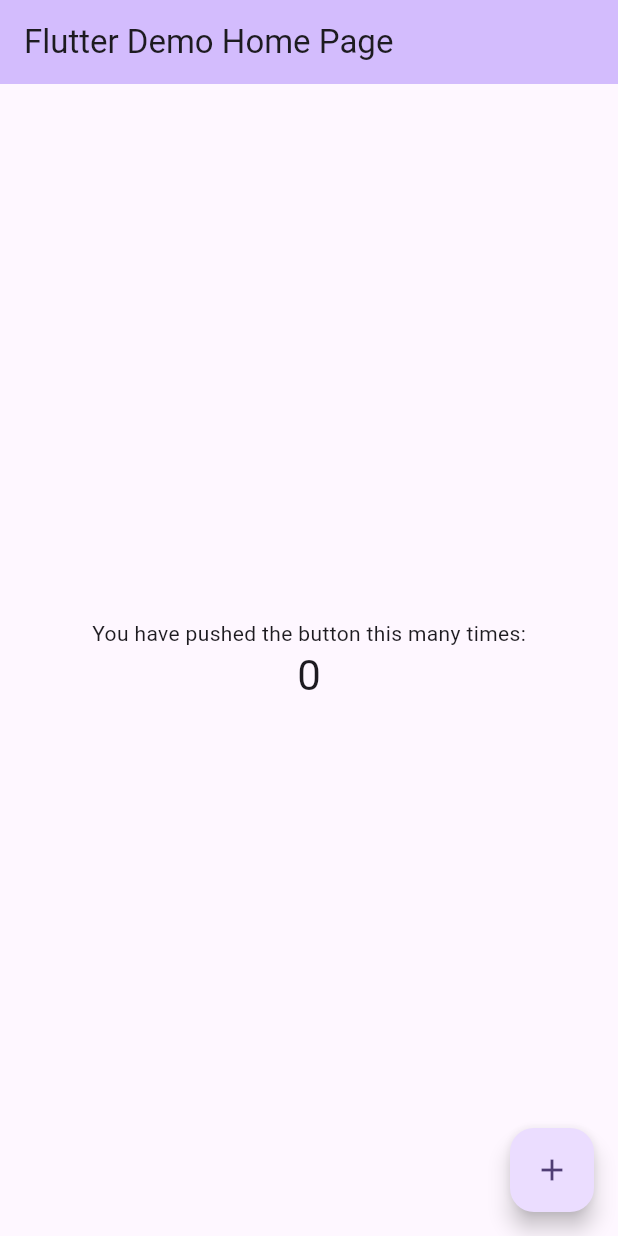
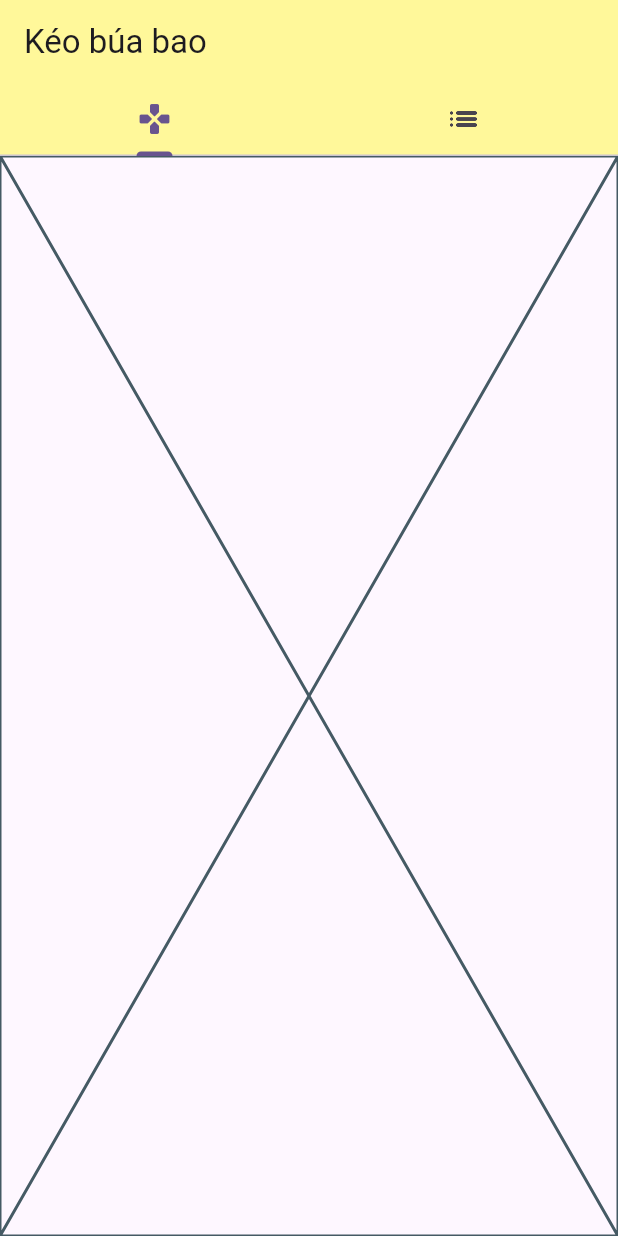
Before and after one commit to NguyenThanhTan1209/rps-game, a Flutter app: the screen it shows after launch, on a phone screen of 412 x 824 dp. Run offline on Flutter 3.47's test engine with Material 3 defaults, Android fonts, the phone set to English and light mode, and no system bars.

Commit message:
Add Tab View (play tab and list score tab)

```diff
--- a/lib/main.dart
+++ b/lib/main.dart
@@ -11,115 +11,38 @@ class MyApp extends StatelessWidget {
   @override
   Widget build(BuildContext context) {
     return MaterialApp(
-      title: 'Flutter Demo',
+      title: 'Búa Kéo Bao',
       theme: ThemeData(
-        // This is the theme of your application.
-        //
-        // TRY THIS: Try running your application with "flutter run". You'll see
-        // the application has a purple toolbar. Then, without quitting the app,
-        // try changing the seedColor in the colorScheme below to Colors.green
-        // and then invoke "hot reload" (save your changes or press the "hot
-        // reload" button in a Flutter-supported IDE, or press "r" if you used
-        // the command line to start the app).
-        //
-        // Notice that the counter didn't reset back to zero; the application
-        // state is not lost during the reload. To reset the state, use hot
-        // restart instead.
-        //
-        // This works for code too, not just values: Most code changes can be
-        // tested with just a hot reload.
         colorScheme: ColorScheme.fromSeed(seedColor: Colors.deepPurple),
         useMaterial3: true,
       ),
-      home: const MyHomePage(title: 'Flutter Demo Home Page'),
+      home: const DefaultTabController(length: 2, child: MyHomePage()),
     );
   }
 }
 
 class MyHomePage extends StatefulWidget {
-  const MyHomePage({super.key, required this.title});
-
-  // This widget is the home page of your application. It is stateful, meaning
-  // that it has a State object (defined below) that contains fields that affect
-  // how it looks.
-
-  // This class is the configuration for the state. It holds the values (in this
-  // case the title) provided by the parent (in this case the App widget) and
-  // used by the build method of the State. Fields in a Widget subclass are
-  // always marked "final".
-
-  final String title;
+  const MyHomePage({super.key});
 
   @override
   State<MyHomePage> createState() => _MyHomePageState();
 }
 
 class _MyHomePageState extends State<MyHomePage> {
-  int _counter = 0;
-
-  void _incrementCounter() {
-    setState(() {
-      // This call to setState tells the Flutter framework that something has
-      // changed in this State, which causes it to rerun the build method below
-      // so that the display can reflect the updated values. If we changed
-      // _counter without calling setState(), then the build method would not be
-      // called again, and so nothing would appear to happen.
-      _counter++;
-    });
-  }
-
   @override
   Widget build(BuildContext context) {
-    // This method is rerun every time setState is called, for instance as done
-    // by the _incrementCounter method above.
-    //
-    // The Flutter framework has been optimized to make rerunning build methods
-    // fast, so that you can just rebuild anything that needs updating rather
-    // than having to individually change instances of widgets.
     return Scaffold(
       appBar: AppBar(
-        // TRY THIS: Try changing the color here to a specific color (to
-        // Colors.amber, perhaps?) and trigger a hot reload to see the AppBar
-        // change color while the other colors stay the same.
-        backgroundColor: Theme.of(context).colorScheme.inversePrimary,
-        // Here we take the value from the MyHomePage object that was created by
-        // the App.build method, and use it to set our appbar title.
-        title: Text(widget.title),
-      ),
-      body: Center(
-        // Center is a layout widget. It takes a single child and positions it
-        // in the middle of the parent.
-        child: Column(
-          // Column is also a layout widget. It takes a list of children and
-          // arranges them vertically. By default, it sizes itself to fit its
-          // children horizontally, and tries to be as tall as its parent.
-          //
-          // Column has various properties to control how it sizes itself and
-          // how it positions its children. Here we use mainAxisAlignment to
-          // center the children vertically; the main axis here is the vertical
-          // axis because Columns are vertical (the cross axis would be
-          // horizontal).
-          //
-          // TRY THIS: Invoke "debug painting" (choose the "Toggle Debug Paint"
-          // action in the IDE, or press "p" in the console), to see the
-          // wireframe for each widget.
-          mainAxisAlignment: MainAxisAlignment.center,
-          children: <Widget>[
-            const Text(
-              'You have pushed the button this many times:',
-            ),
-            Text(
-              '$_counter',
-              style: Theme.of(context).textTheme.headlineMedium,
-            ),
-          ],
-        ),
-      ),
-      floatingActionButton: FloatingActionButton(
-        onPressed: _incrementCounter,
-        tooltip: 'Increment',
-        child: const Icon(Icons.add),
-      ), // This trailing comma makes auto-formatting nicer for build methods.
+        backgroundColor: const Color(0xfffff89a),
+        title: const Text('Kéo búa bao'),
+        bottom: const TabBar(tabs: [
+        Tab(icon: Icon(Icons.gamepad_rounded),),
+        Tab(icon: Icon(Icons.list_rounded))
+      ]),),
+      body: const TabBarView(children: [
+        Placeholder(),
+        Placeholder()
+      ]),
     );
   }
 }
--- a/pubspec.yaml
+++ b/pubspec.yaml
@@ -30,6 +30,7 @@ environment:
 dependencies:
   flutter:
     sdk: flutter
+  flutter_bloc: ^8.1.3
 
 
   # The following adds the Cupertino Icons font to your application.
```
